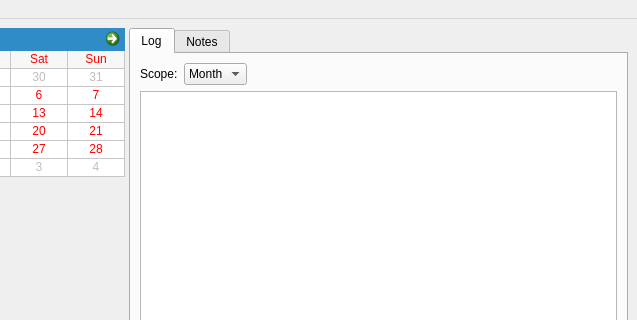
This is src/worklog/ui/mainwindow.ui in anetczuk/work-log as Qt 5 draws it before an edit; both pictures show x 344 to 981 and y 0 to 320 of the 981 by 730 pixel window. The edited form follows.
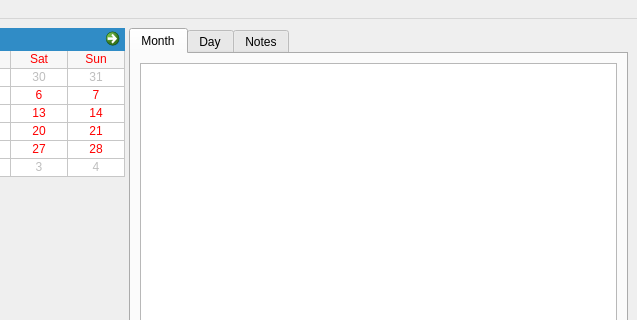
This is the edited form. Custom widgets are drawn as their Qt base class.

```diff
--- a/src/worklog/ui/mainwindow.ui
+++ b/src/worklog/ui/mainwindow.ui
@@ -77,69 +77,21 @@
        </property>
        <widget class="QWidget" name="logTab">
         <attribute name="title">
-         <string>Log</string>
+         <string>Month</string>
+        </attribute>
+        <layout class="QVBoxLayout" name="verticalLayout_5">
+         <item>
+          <widget class="WorkLogTable" name="worklogTable"/>
+         </item>
+        </layout>
+       </widget>
+       <widget class="QWidget" name="dayTab">
+        <attribute name="title">
+         <string>Day</string>
         </attribute>
         <layout class="QVBoxLayout" name="verticalLayout_2">
          <item>
-          <layout class="QHBoxLayout" name="horizontalLayout_2">
-           <item>
-            <widget class="QLabel" name="label">
-             <property name="text">
-              <string>Scope:</string>
-             </property>
-            </widget>
-           </item>
-           <item>
-            <widget class="QComboBox" name="scopeCB">
-             <property name="currentIndex">
-              <number>1</number>
-             </property>
-             <item>
-              <property name="text">
-               <string>Day</string>
-              </property>
-             </item>
-             <item>
-              <property name="text">
-               <string>Month</string>
-              </property>
-             </item>
-             <item>
-              <property name="text">
-               <string>Year</string>
-              </property>
-             </item>
-             <item>
-              <property name="text">
-               <string>All</string>
-              </property>
-             </item>
-            </widget>
-           </item>
-           <item>
-            <spacer name="horizontalSpacer">
-             <property name="orientation">
-              <enum>Qt::Horizontal</enum>
-             </property>
-             <property name="sizeHint" stdset="0">
-              <size>
-               <width>40</width>
-               <height>20</height>
-              </size>
-             </property>
-            </spacer>
-           </item>
-          </layout>
-         </item>
-         <item>
-          <widget class="WorkLogTable" name="worklogTable">
-           <property name="selectionMode">
-            <enum>QAbstractItemView::SingleSelection</enum>
-           </property>
-           <property name="selectionBehavior">
-            <enum>QAbstractItemView::SelectRows</enum>
-           </property>
-          </widget>
+          <widget class="DayListWidget" name="dayListWidget" native="true"/>
          </item>
         </layout>
        </widget>
@@ -229,28 +181,34 @@
   </action>
  </widget>
  <customwidgets>
-  <customwidget>
-   <class>NotesWidget</class>
-   <extends>QWidget</extends>
-   <header>worklog.gui.widget.noteswidget</header>
-   <container>1</container>
-  </customwidget>
   <customwidget>
    <class>NavCalendar</class>
    <extends>QCalendarWidget</extends>
    <header>worklog.gui.widget.navcalendar</header>
   </customwidget>
+  <customwidget>
+   <class>NotesWidget</class>
+   <extends>QWidget</extends>
+   <header>worklog.gui.widget.noteswidget</header>
+   <container>1</container>
+  </customwidget>
+  <customwidget>
+   <class>DayListWidget</class>
+   <extends>QWidget</extends>
+   <header>worklog.gui.widget.daylistwidget</header>
+   <container>1</container>
+  </customwidget>
+  <customwidget>
+   <class>EntryDetailsWidget</class>
+   <extends>QWidget</extends>
+   <header>worklog.gui.widget.entrydetailswidget</header>
+   <container>1</container>
+  </customwidget>
   <customwidget>
    <class>WorkLogTable</class>
    <extends>QTableView</extends>
    <header>worklog.gui.widget.worklogtable</header>
   </customwidget>
-  <customwidget>
-   <class>EntryDetailsWidget</class>
-   <extends>QWidget</extends>
-   <header>worklog.gui.widget.entrydetailswidget</header>
-   <container>1</container>
-  </customwidget>
  </customwidgets>
  <resources/>
  <connections>
```
Left out of the diff: 2 changed lines with no effect on the pictures.
